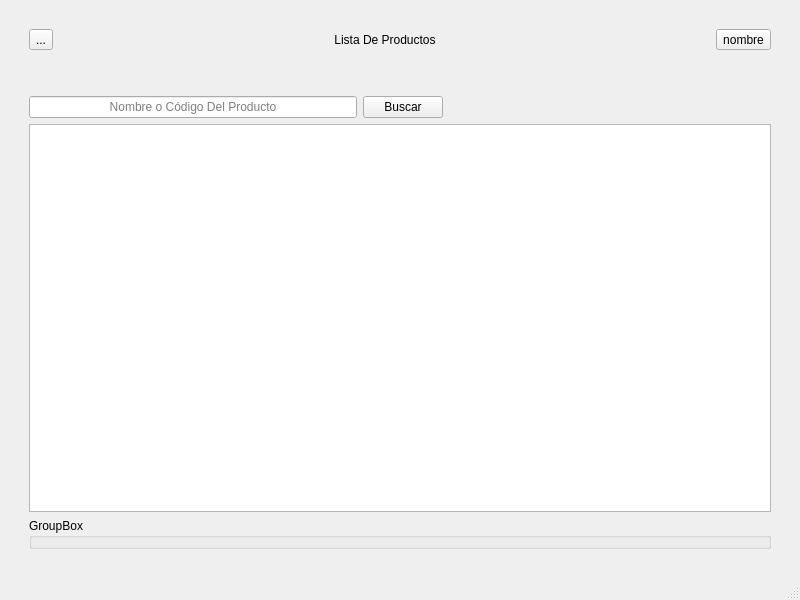
Above: Inventario.ui from Matapuercos666/OPTICA before the change. Below: the same form after it.
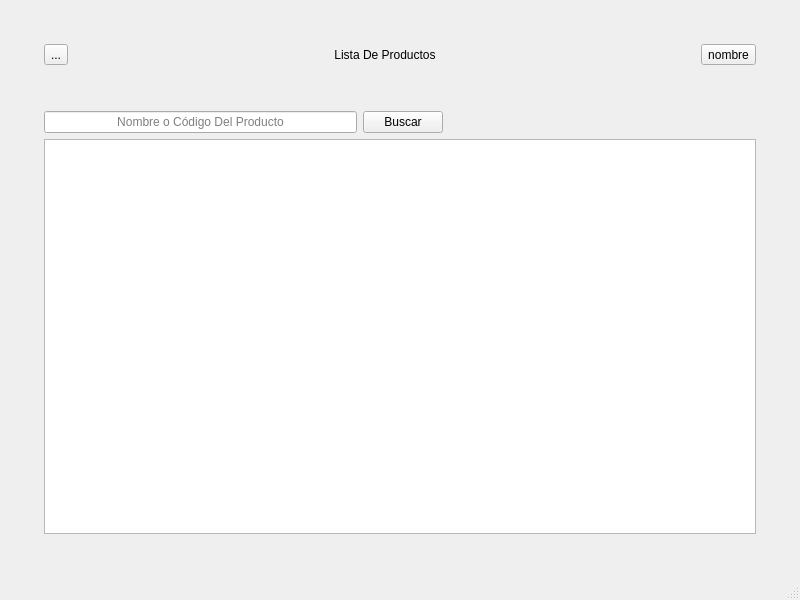
That is the form after the change. Icons and pictures are not drawn.

The edit to the form file:
```diff
--- a/Inventario.ui
+++ b/Inventario.ui
@@ -18,16 +18,16 @@
     <item row="0" column="0">
      <layout class="QGridLayout" name="gridLayout_2">
       <property name="leftMargin">
-       <number>20</number>
+       <number>35</number>
       </property>
       <property name="topMargin">
-       <number>20</number>
+       <number>35</number>
       </property>
       <property name="rightMargin">
-       <number>20</number>
+       <number>35</number>
       </property>
       <property name="bottomMargin">
-       <number>20</number>
+       <number>35</number>
       </property>
       <item row="1" column="0">
        <widget class="QTableWidget" name="Datos_Clientes">
@@ -167,13 +167,6 @@
         </item>
        </layout>
       </item>
-      <item row="2" column="0">
-       <widget class="QGroupBox" name="Historial">
-        <property name="title">
-         <string>GroupBox</string>
-        </property>
-       </widget>
-      </item>
      </layout>
     </item>
    </layout>
```
Left out of the diff: 4 changed lines with no effect on the pictures.
